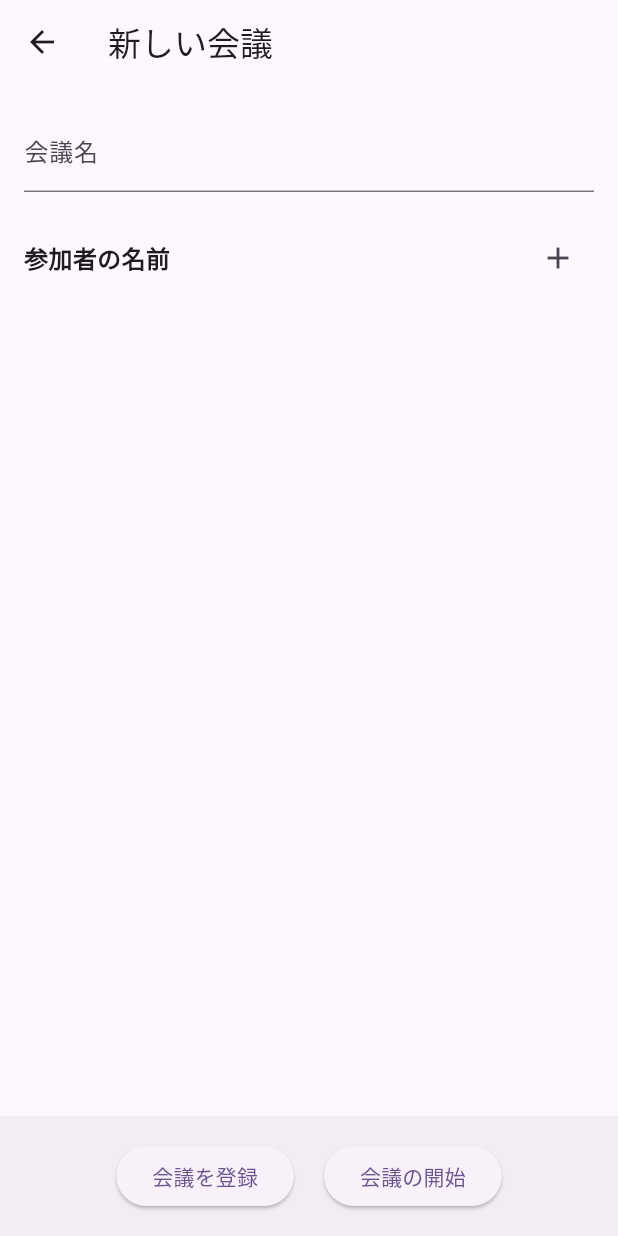
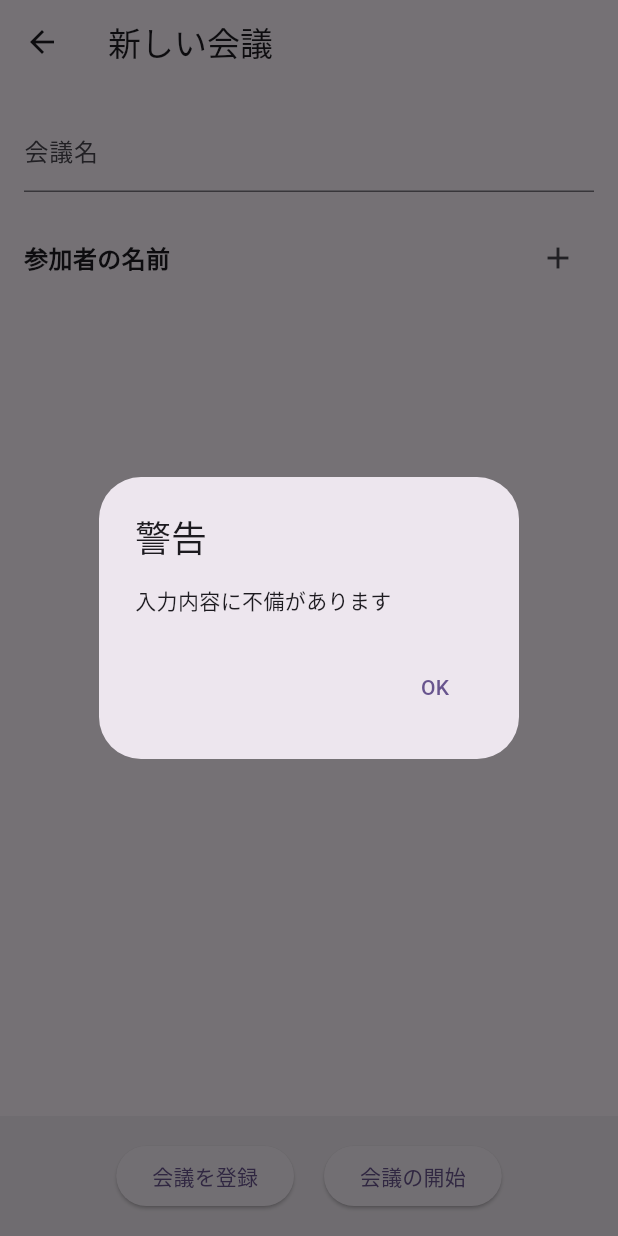
Before and after one commit to Conan-Wen/attendance_app, a Flutter app: the AddMeetingScreen screen opened directly, after a tap on "会議の開始", on a phone screen of 412 x 824 dp. Run offline on Flutter 3.47's test engine with Material 3 defaults, Android fonts, the phone set to English and light mode, and no system bars; our stand-ins replace device_info_plus, flutter_styled_toast, sqflite; missing offline and left inert: flutter_nearby_connections; accounts and stored records are empty.

Commit message:
追加ページの会議開始ボタンの修正

```diff
--- a/lib/HostPage/AddMeetingScreen.dart
+++ b/lib/HostPage/AddMeetingScreen.dart
@@ -11,6 +11,53 @@ class AddMeetingScreen extends StatefulWidget {
 class _AddMeetingScreenState extends State<AddMeetingScreen> {
   final _nameController = TextEditingController();
   final List<TextEditingController> _participantControllers = [];
+
+  Future<bool> _showConfirmationDialog(BuildContext context) async {
+    return showDialog<bool>(
+      context: context,
+      barrierDismissible: false,
+      builder: (BuildContext context) {
+        return AlertDialog(
+          title: Text('登録確認'),
+          content: Text('この会議を登録しますか?'),
+          actions: <Widget>[
+            TextButton(
+              onPressed: () {
+                Navigator.of(context).pop(false);
+              },
+              child: Text('いいえ'),
+            ),
+            TextButton(
+              onPressed: () {
+                Navigator.of(context).pop(true);
+              },
+              child: Text('はい'),
+            ),
+          ],
+        );
+      },
+    ).then((value) => value ?? false);
+  }
+
+  void _showAlertDialog(BuildContext content) {
+    showDialog(
+      context: context,
+      barrierDismissible: false,
+      builder: (BuildContext context) {
+        return AlertDialog(
+          title: Text('警告'),
+          content: Text('入力内容に不備があります'),
+          actions: <Widget>[
+            TextButton(
+                onPressed: () {
+                  Navigator.of(context).pop();
+                },
+                child: Text("OK"))
+          ],
+        );
+      },
+    );
+  }
 
   void _addParticipantField() {
     setState(() {
@@ -92,6 +139,8 @@ class _AddMeetingScreenState extends State<AddMeetingScreen> {
                   await DatabaseHelper().insertMeeting(Meeting(
                       id: 0, meetingName: name, participants: participants));
                   Navigator.of(context).pop(true); // trueを渡して追加が成功したことを示す
+                } else {
+                  _showAlertDialog(context);
                 }
               },
               child: Text('会議を登録'),
@@ -105,8 +154,11 @@ class _AddMeetingScreenState extends State<AddMeetingScreen> {
                     .where((text) => text.isNotEmpty)
                     .toList();
                 if (name.isNotEmpty && participants.isNotEmpty) {
-                  await DatabaseHelper().insertMeeting(Meeting(
-                      id: 0, meetingName: name, participants: participants));
+                  bool result = await _showConfirmationDialog(context);
+                  if (result) {
+                    await DatabaseHelper().insertMeeting(Meeting(
+                        id: 0, meetingName: name, participants: participants));
+                  }
                   Navigator.pushReplacement(
                       context,
                       MaterialPageRoute(
@@ -114,6 +166,8 @@ class _AddMeetingScreenState extends State<AddMeetingScreen> {
                                 conferenceName: name,
                                 participants: participants,
                               )));
+                } else {
+                  _showAlertDialog(context);
                 }
               },
               child: Text('会議の開始'),
```
